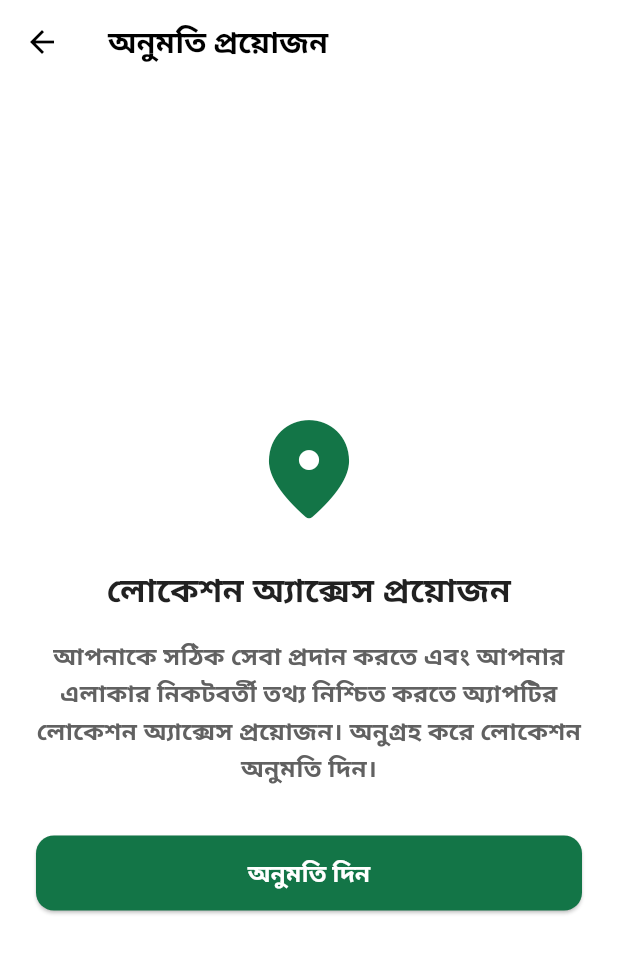
After one commit to nas-spectrumit/digital_oms_sheba, a Flutter app: the LocationPermissionPage screen opened directly, on a phone screen of 412 x 824 dp. The commit adds this screen. Shown: the top 953 px of the screen. Run offline on Flutter 3.47's test engine with Material 3 defaults, Android fonts, the phone set to English and light mode, and no system bars; our stand-ins replace cached_network_image, device_info_plus, dio, dropdown_button2, flutter_secure_storage, flutter_svg and 5 more; missing offline and left inert: crop_your_image, unique_identifier; accounts and stored records are empty; network calls fail.

Commit message:
feat: add location permission onboarding flow and remove network info dependency

```diff
--- /dev/null
+++ b/lib/features/auth/onboarding/view/location_permission_page.dart
@@ -0,0 +1,89 @@
+import 'package:digital_oms_sheba/core/constant/colors_custom.dart';
+import 'package:digital_oms_sheba/core/constant/height_width.dart';
+import 'package:digital_oms_sheba/core/constant/navigation_custom.dart';
+import 'package:digital_oms_sheba/features/auth/login/view/login_page.dart';
+import 'package:flutter/material.dart';
+import 'package:geolocator/geolocator.dart';
+
+class LocationPermissionPage extends StatelessWidget {
+  const LocationPermissionPage({super.key});
+
+  Future<void> _requestPermission(BuildContext context) async {
+    bool serviceEnabled = await Geolocator.isLocationServiceEnabled();
+    if (!serviceEnabled) {
+      if (context.mounted) {
+        ScaffoldMessenger.of(context).showSnackBar(
+          const SnackBar(content: Text('অনুগ্রহ করে ডিভাইসের লোকেশন চালু করুন')),
+        );
+      }
+      return;
+    }
+
+    LocationPermission permission = await Geolocator.checkPermission();
+    if (permission == LocationPermission.denied) {
+      permission = await Geolocator.requestPermission();
+    }
+
+    if (permission == LocationPermission.deniedForever) {
+      await Geolocator.openAppSettings();
+      return;
+    }
+
+    if (permission == LocationPermission.whileInUse || permission == LocationPermission.always) {
+      if (context.mounted) {
+        pushReplacementPage(context, const LoginPage());
+      }
+    }
+  }
+
+  @override
+  Widget build(BuildContext context) {
+    return Scaffold(
+      backgroundColor: Colors.white,
+      appBar: AppBar(
+        title: const Text('অনুমতি প্রয়োজন'),
+        backgroundColor: Colors.white,
+        elevation: 0,
+        iconTheme: const IconThemeData(color: Colors.black),
+      ),
+      body: Padding(
+        padding: const EdgeInsets.all(24.0),
+        child: Column(
+          mainAxisAlignment: MainAxisAlignment.center,
+          crossAxisAlignment: CrossAxisAlignment.center,
+          children: [
+            Icon(Icons.location_on_rounded, size: 80, color: myGreen),
+            height24(),
+            Text(
+              'লোকেশন অ্যাক্সেস প্রয়োজন',
+              style: TextStyle(fontSize: 22, fontWeight: FontWeight.bold, color: Colors.grey.shade900),
+              textAlign: TextAlign.center,
+            ),
+            height16(),
+            Text(
+              'আপনাকে সঠিক সেবা প্রদান করতে এবং আপনার এলাকার নিকটবর্তী তথ্য নিশ্চিত করতে অ্যাপটির লোকেশন অ্যাক্সেস প্রয়োজন। অনুগ্রহ করে লোকেশন অনুমতি দিন।',
+              style: TextStyle(fontSize: 16, color: Colors.grey.shade700, height: 1.5),
+              textAlign: TextAlign.center,
+            ),
+            const SizedBox(height: 32),
+            SizedBox(
+              width: double.infinity,
+              height: 50,
+              child: ElevatedButton(
+                style: ElevatedButton.styleFrom(
+                  backgroundColor: myGreen,
+                  shape: RoundedRectangleBorder(borderRadius: BorderRadius.circular(12)),
+                ),
+                onPressed: () => _requestPermission(context),
+                child: const Text(
+                  'অনুমতি দিন',
+                  style: TextStyle(fontSize: 16, fontWeight: FontWeight.bold, color: Colors.white),
+                ),
+              ),
+            ),
+          ],
+        ),
+      ),
+    );
+  }
+}
--- a/pubspec.yaml
+++ b/pubspec.yaml
@@ -41,7 +41,6 @@ dependencies:
 
   # Device, System & Permissions
   device_info_plus: ^13.2.0
-  network_info_plus: ^8.2.1
   package_info_plus: ^10.2.2
   unique_identifier: ^0.4.0
   geolocator: ^14.0.2
```
Also changed, not shown: lib/core/services/device_info_controller.dart (+28 -18 lines), lib/features/auth/onboarding/view/welcome_page.dart (+15 -2 lines), pubspec.lock, 3 other files.
